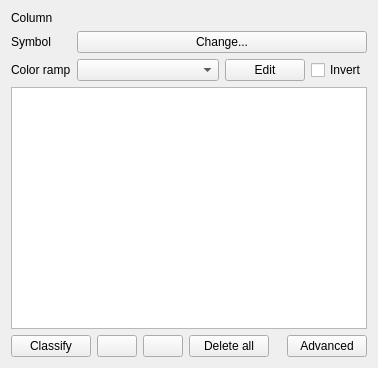
Qt form src/ui/qgscategorizedsymbolrendererv2widget.ui (qgis/QGIS) before a commit.
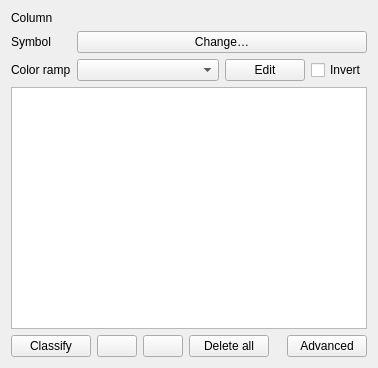
The same form after that commit. Icons and pictures are not drawn. Custom widgets are drawn as their Qt base class.

The edit to the form file:
```diff
--- a/src/ui/qgscategorizedsymbolrendererv2widget.ui
+++ b/src/ui/qgscategorizedsymbolrendererv2widget.ui
@@ -56,7 +56,7 @@
       </sizepolicy>
      </property>
      <property name="text">
-      <string>Change...</string>
+      <string>Change…</string>
      </property>
     </widget>
    </item>
```
